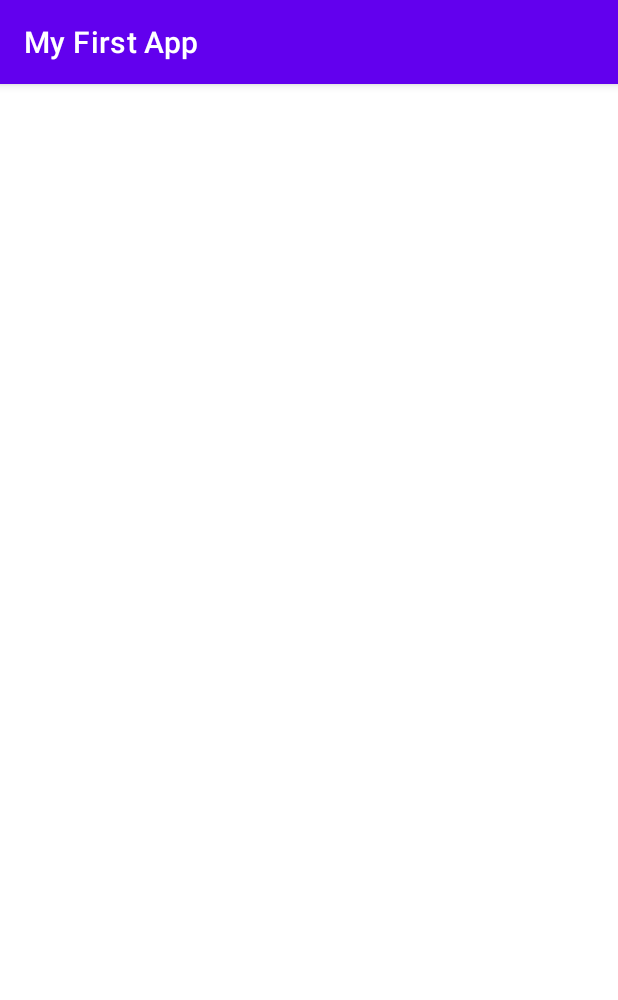
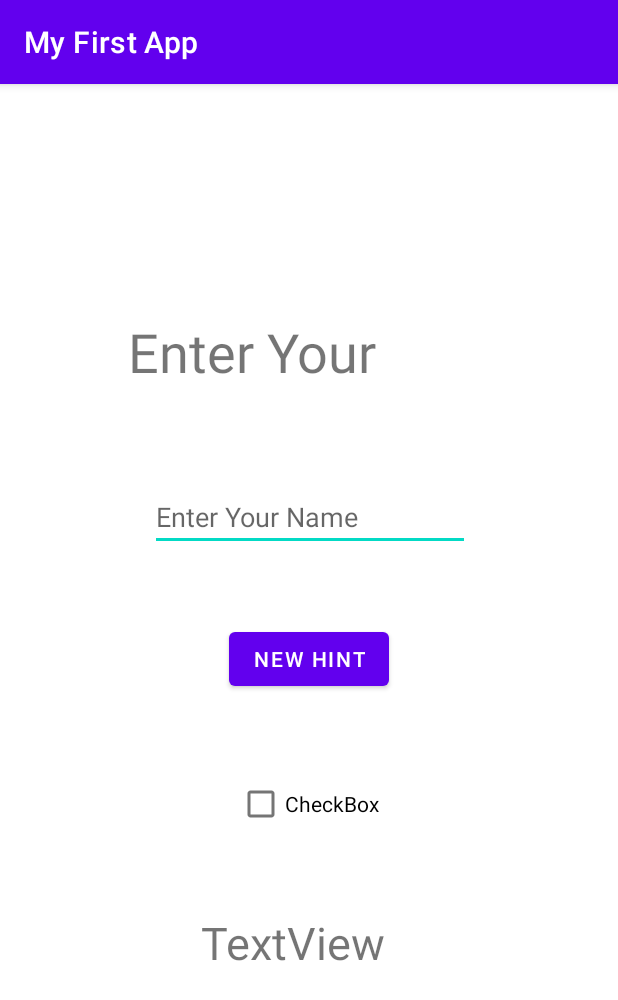
Before and after one commit to erikaosgue/LayoutsAndStyles, an Android app: the screen it shows after launch (MainActivity), on a phone screen of 412 x 824 dp. Shown: the top 1000 px of the screen. Run offline under Robolectric (Android 15) with nearby library versions, the phone set to English and light mode, and no system bars.

Commit message:
Update layouts Examles

```diff
--- a/app/src/main/res/layout/activity_main.xml
+++ b/app/src/main/res/layout/activity_main.xml
@@ -1,6 +1,5 @@
 <?xml version="1.0" encoding="utf-8"?>
 <!-- Exercise 1, 2 -->
-<!--
 <androidx.constraintlayout.widget.ConstraintLayout xmlns:android="http://schemas.android.com/apk/res/android"
         xmlns:app="http://schemas.android.com/apk/res-auto"
         xmlns:tools="http://schemas.android.com/tools"
@@ -8,11 +7,10 @@
         android:layout_height="match_parent"
         tools:context=".MainActivity">
 
--->
 
     <!-- *****************  Exercise 1 ****************************** -->
     <!-- ***** Basic usage of ViewText, EditText, Button **** -->
-    <!--
+<!--    start -->
     <Button
         android:id="@+id/showNameButton"
         android:layout_width="wrap_content"
@@ -26,10 +24,11 @@
 
     <TextView
         android:id="@+id/textView"
-        android:layout_width="210dp"
-        android:layout_height="26dp"
+        style="@style/CustomStyle"
+        android:layout_width="242dp"
+        android:layout_height="52dp"
         android:text="@string/title"
-        android:textSize="24sp"
+        android:textSize="36sp"
         app:layout_constraintBottom_toTopOf="@+id/showNameButton"
         app:layout_constraintEnd_toEndOf="parent"
         app:layout_constraintStart_toStartOf="parent"
@@ -59,13 +58,28 @@
         app:layout_constraintEnd_toEndOf="parent"
         app:layout_constraintStart_toStartOf="parent"
         app:layout_constraintTop_toBottomOf="@+id/showNameButton" />
-    End
-    -->
+
+    <CheckBox
+        android:id="@+id/checkBox"
+        android:layout_width="wrap_content"
+        android:layout_height="wrap_content"
+        android:layout_marginBottom="48dp"
+        android:text="CheckBox"
+        app:layout_constraintBottom_toTopOf="@+id/resultId"
+        app:layout_constraintEnd_toEndOf="parent"
+        app:layout_constraintHorizontal_bias="0.498"
+        app:layout_constraintStart_toStartOf="parent" />
+
+
+
+</androidx.constraintlayout.widget.ConstraintLayout>
+
+    <!-- End-->
 
 
     <!-- *****************  Exercise 2 ****************************** -->
     <!-- ****** Implementing Linear Layouts****** -->
-    <!--
+    <!-- Start
     <LinearLayout
         android:layout_width="364dp"
         android:layout_height="665dp"
@@ -104,27 +118,24 @@
             android:layout_weight="1"
             android:text="TextView" />
     </LinearLayout>
-    -->
 
-<!--
 </androidx.constraintlayout.widget.ConstraintLayout>
--->
+   End -->
+
 
 <!-- ****************Exercise 3, 4, 5 ************************ -->
-
-
-
-
+<!-- Start
 <RelativeLayout xmlns:android="http://schemas.android.com/apk/res/android"
     xmlns:app="http://schemas.android.com/apk/res-auto"
     xmlns:tools="http://schemas.android.com/tools"
     android:layout_width="match_parent"
     android:layout_height="match_parent"
     tools:context=".MainActivity">
+-->
 
 <!--******** Exercise 3 Relative Layout ******-->
     <!-- **** Relative Layout Align items nextTo, left, below etc*** -->
-    <!--
+    <!-- Start
     <Button
         android:id="@+id/button4"
         android:layout_centerHorizontal="true"
@@ -152,10 +163,11 @@
         android:layout_width="wrap_content"
         android:layout_height="wrap_content"
         android:text="TextView" />
-        End Exercise 3-->
+     End Exercise 3-->
+
 
 <!-- ******* Exercise 4 Table Row *********-->
-    <!--
+    <!-- Start
     <TableLayout
         android:layout_width="374dp"
         android:layout_height="674dp"
@@ -227,28 +239,21 @@
     </TableRow>
 
     </TableLayout>
-    -->
+     End -->
 
-<!-- ******* Exercise 5 Scrow View ****** -->
-
+<!-- ******* Exercise 5 Scroll View ****** -->
+    <!--Start
     <ScrollView
         android:layout_width="match_parent"
         android:layout_height="120dp"
-        android:layout_alignParentStart="true"
-        android:layout_alignParentTop="true"
-        android:layout_marginTop="193dp"
-        android:background="@color/design_default_color_secondary">
+        android:background="@color/teal_200">
 
         <TextView
             android:layout_width="wrap_content"
             android:layout_height="wrap_content"
             android:text="@string/text_lorem" />
 
-        <Button
-            android:layout_width="wrap_content"
-            android:layout_height="wrap_content"
-            android:text="Button" />
+    </ScrollView>
+     End -->
 
-    </ScrollView>
-
-</RelativeLayout>
+<!--</RelativeLayout>-->
```
